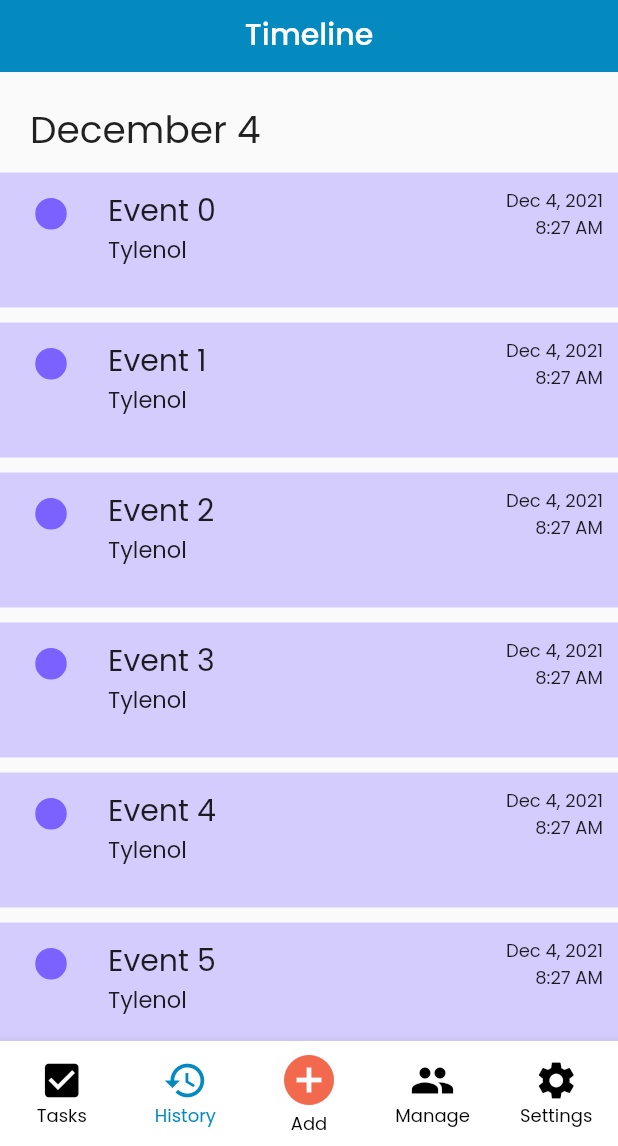
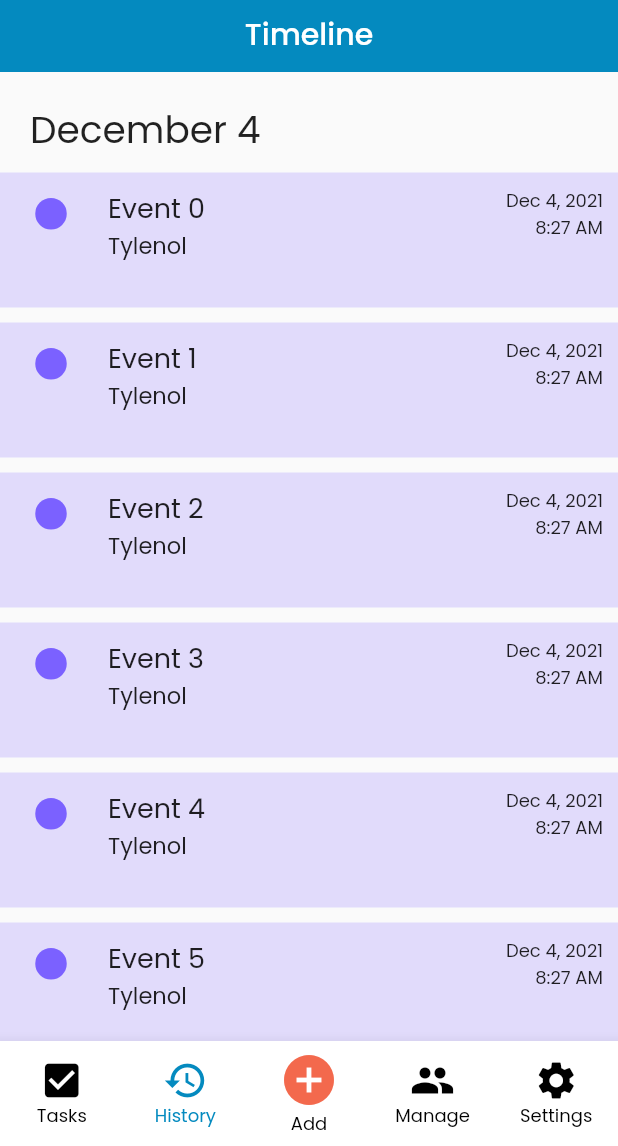
Before and after one commit to jennanatkinson/caregiver-app, a Flutter app: the screen it shows after launch, item 2 of the bottom bar chosen, on a phone screen of 412 x 824 dp, the part 90-1236 px from its top. Run offline on Flutter 3.47's test engine with Material 2 defaults, Android fonts, the phone set to English and light mode, and no system bars.

Commit message:
Styled add and details, abstracted setting color to theme

```diff
--- a/lib/string_library.dart
+++ b/lib/string_library.dart
@@ -18,6 +18,8 @@ class StringLibrary {
       'TASKS_BUTTON': 'Tasks'
     },
     'NEW_EVENT': {
+      'DATE': 'Date:',
+      'TIME': 'Time:',
       'ADD_DETAIL': 'Add Detail',
       'SELECT_DETAIL_TYPE': 'Select Detail Type',
       'EVENT_NAME': 'Event Name',
--- a/lib/subwidgets/events/event_list_item_widget.dart
+++ b/lib/subwidgets/events/event_list_item_widget.dart
@@ -52,8 +52,8 @@ class _EventListItemWidgetState extends State<EventListItemWidget> {
                           children: [
                             // Event Name
                             Text(widget.event.name,
-                                style:
-                                    const TextStyle(fontSize: mediumTextSize)),
+                                style: const TextStyle(
+                                    fontSize: mediumMidSmallTextSize)),
                             // Event Details
                             Row(
                                 children: widget.event.details
@@ -73,21 +73,19 @@ class _EventListItemWidgetState extends State<EventListItemWidget> {
 
   Color _getEventColor() {
     if (widget.event.details.isNotEmpty) {
-      return Color(int.parse(
-              DetailTypeAccessObject.getTypeColor(
-                  widget.event.details[0].typeId),
-              radix: 16) +
-          0xFF000000);
+      return getItemColor(
+          DetailTypeAccessObject.getTypeColor(widget.event.details[0].typeId));
     } else {
-      return onSecondaryColorMaterial.shade200;
+      return onSecondaryColorMaterial.shade300;
     }
   }
 
   Color _getEventBackgroundColor() {
     if (widget.event.details.isNotEmpty) {
-      return _getEventColor().withOpacity(.30);
+      return getItemOpacityColor(
+          DetailTypeAccessObject.getTypeColor(widget.event.details[0].typeId));
     } else {
-      return _getEventColor();
+      return onSecondaryColorMaterial.shade200;
     }
   }
 
--- a/lib/theme.dart
+++ b/lib/theme.dart
@@ -81,5 +81,17 @@ const noPadding = EdgeInsets.all(0);
 
 const double smallTextSize = 12;
 const double mediumSmallTextSize = 15;
+const double mediumMidSmallTextSize = 18;
 const double mediumTextSize = 20;
 const double mediumLargeTextSize = 25;
+
+const int _buttonColorBase = 16;
+const int _buttonColorAlpha = 0xFF000000;
+
+Color getItemColor(String colorId) {
+  return Color(int.parse(colorId, radix: _buttonColorBase) + _buttonColorAlpha);
+}
+
+Color getItemOpacityColor(String colorId) {
+  return getItemColor(colorId).withOpacity(.2);
+}
```
Also changed, not shown: lib/add_widget.dart (+5 -8 lines), lib/subwidgets/add/create_event_widget.dart (+60 -17 lines), lib/subwidgets/add/select_detail_type_widget.dart (+9 -9 lines), lib/subwidgets/add/select_detail_widget.dart (+10 -10 lines), lib/subwidgets/add/selecting_detail_button.dart (+17 -16 lines), lib/subwidgets/events/event_list_widget.dart (line endings or trailing spaces).
